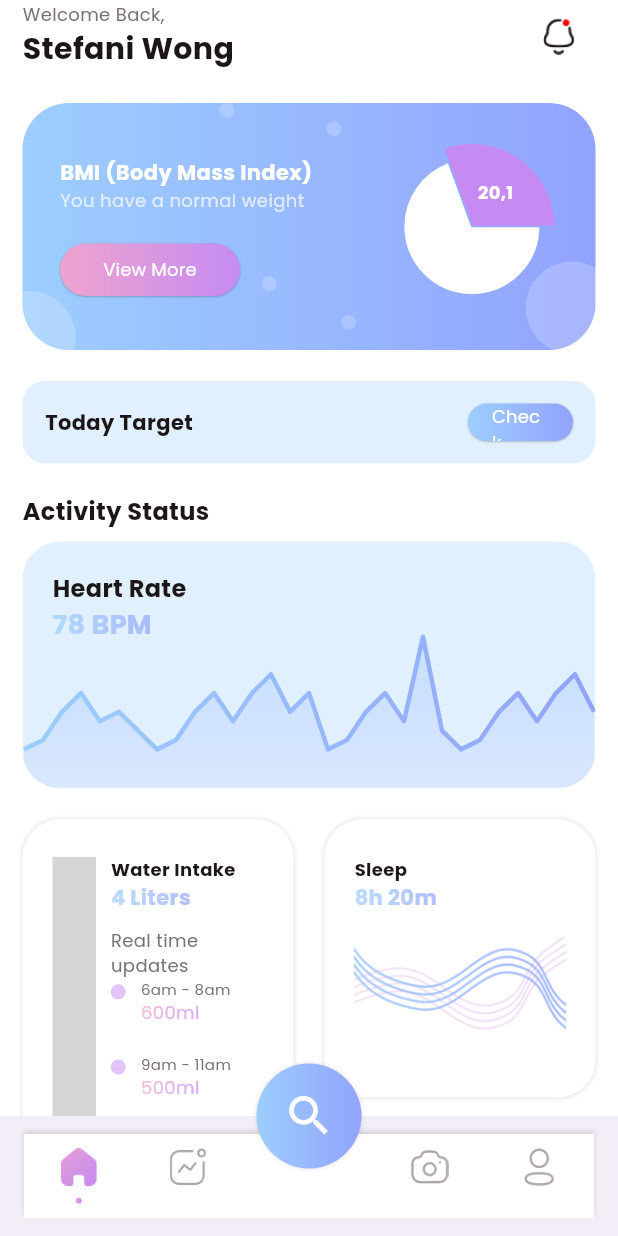
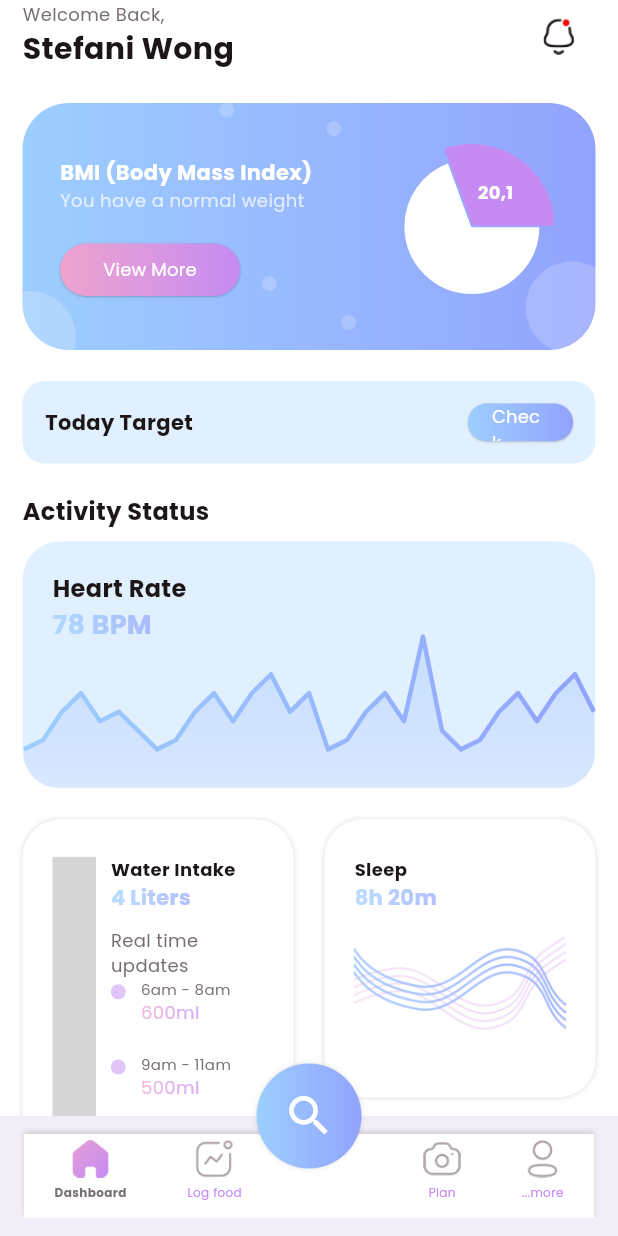
Before and after one commit to totgokhung123/DALTDD_fitness, a Flutter app: the MainTabView screen opened directly, on a phone screen of 412 x 824 dp. Run offline on Flutter 3.47's test engine with Material 3 defaults, Android fonts, the phone set to English and light mode, and no system bars; drawn by our look-alikes of fl_chart; our stand-ins replace animated_toggle_switch, carousel_slider, readmore, scrollable_positioned_list, simple_circular_progress_bar; missing offline and left inert: dotted_dashed_line, simple_animation_progress_bar; key blocks and very long unbroken strings in the code were emptied for the run; grey boxes are pictures that could not be loaded.

Commit message:
4/1/2025

```diff
--- a/lib/common_widget/tab_button.dart
+++ b/lib/common_widget/tab_button.dart
@@ -6,34 +6,41 @@ class TabButton extends StatelessWidget {
   final String selectIcon;
   final VoidCallback onTap;
   final bool isActive;
+  final String title;
   const TabButton(
       {super.key,
       required this.icon,
       required this.selectIcon,
       required this.isActive,
-      required this.onTap});
+      required this.onTap,
+        required this.title});
 
   @override
   Widget build(BuildContext context) {
     return InkWell(
       onTap: onTap,
-      child: Column(mainAxisSize: MainAxisSize.min, children: [
-        Image.asset(isActive ? selectIcon : icon,
-            width: 25, height: 25, fit: BoxFit.fitWidth),
-         SizedBox(
-          height: isActive ?  8: 12,
-        ),
-        if(isActive)
-        Container(
-          width: 4,
-          height: 4,
-          decoration: BoxDecoration(
-              gradient: LinearGradient(
-                colors: TColor.secondaryG,
-              ),
-              borderRadius: BorderRadius.circular(2)),
-        )
-      ]),
+      child: Column(
+        mainAxisSize: MainAxisSize.min,
+        children: [
+          Image.asset(
+            isActive ? selectIcon : icon,
+            width: 25,
+            height: 25,
+            fit: BoxFit.fitWidth,
+          ),
+          const SizedBox(height: 4),
+          Text(
+            title,
+            style: TextStyle(
+              fontSize: 8,
+              fontWeight: isActive ? FontWeight.bold : FontWeight.normal,
+              color: isActive ? TColor.gray : TColor.secondaryColor1,
+            ),
+          ),
+          const SizedBox(height: 8),
+
+        ],
+      ),
     );
   }
 }
--- a/lib/main.dart
+++ b/lib/main.dart
@@ -1,6 +1,7 @@
 
 import 'package:fitness/view/main_tab/main_tab_view.dart';
-import 'package:fitness/view/on_boarding/started_view.dart';
+// import 'package:fitness/view/on_boarding/started_view.dart';
+// import 'package:fitness/UserListPage.dart';
 import 'package:flutter/material.dart' hide CarouselController;
 
 import 'common/colo_extension.dart';
@@ -31,7 +32,7 @@ class MyApp extends StatelessWidget {
         primaryColor: TColor.primaryColor1,
         fontFamily: "Poppins"
       ),
-      home: const StartedView(),
+      home: const MainTabView(),
     );
   }
 }
--- a/lib/view/main_tab/main_tab_view.dart
+++ b/lib/view/main_tab/main_tab_view.dart
@@ -61,6 +61,7 @@ class _MainTabViewState extends State<MainTabView> {
                 icon: "assets/img/home_tab.png",
                 selectIcon: "assets/img/home_tab_select.png",
                 isActive: selectTab == 0,
+                title: "Dashboard",
                 onTap: () {
                   selectTab = 0;
                   currentTab = const HomeView();
@@ -72,6 +73,7 @@ class _MainTabViewState extends State<MainTabView> {
                 icon: "assets/img/activity_tab.png",
                 selectIcon: "assets/img/activity_tab_select.png",
                 isActive: selectTab == 1,
+                title: "Log food",
                 onTap: () {
                   selectTab = 1;
                   currentTab = const SelectView();
@@ -85,6 +87,7 @@ class _MainTabViewState extends State<MainTabView> {
                 icon: "assets/img/camera_tab.png",
                 selectIcon: "assets/img/camera_tab_select.png",
                 isActive: selectTab == 2,
+                title: "Plan",
                 onTap: () {
                   selectTab = 2;
                    currentTab = const PhotoProgressView();
@@ -96,6 +99,7 @@ class _MainTabViewState extends State<MainTabView> {
                 icon: "assets/img/profile_tab.png",
                 selectIcon: "assets/img/profile_tab_select.png",
                 isActive: selectTab == 3,
+                title: "...more",
                 onTap: () {
                   selectTab = 3;
                    currentTab = const ProfileView();
```
Also changed, not shown: lib/ApiService.dart (+13 -9 lines), lib/UserListPage.dart (+25 -80 lines), lib/UserProvider.dart (deleted, +0 -45 lines).
